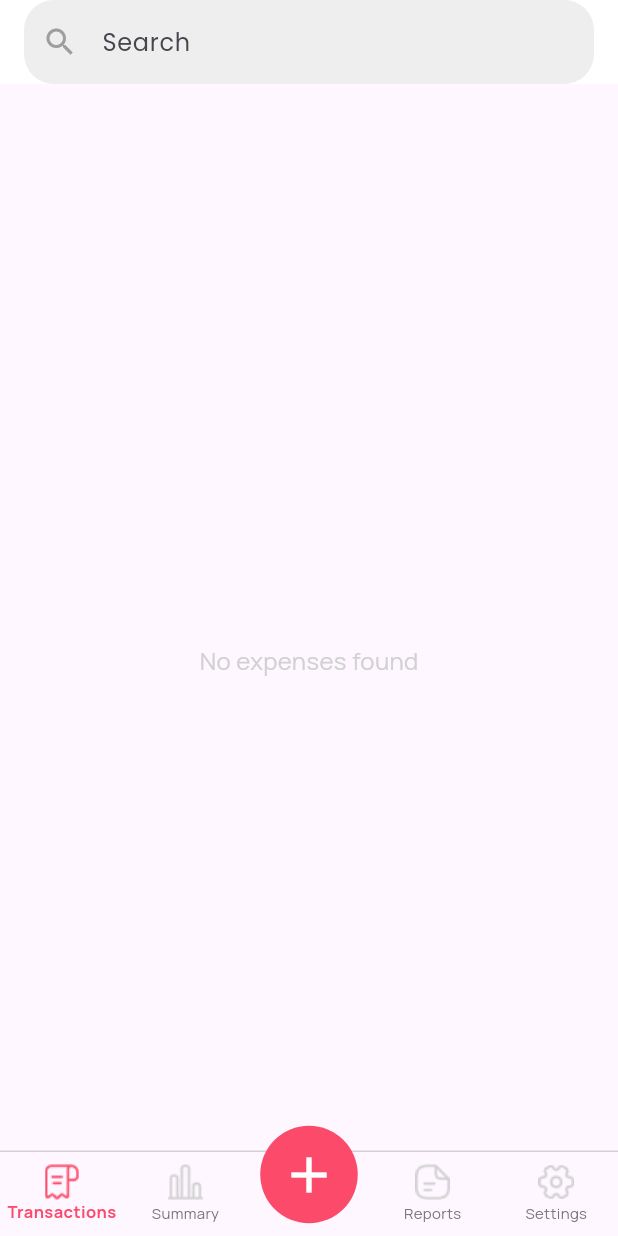
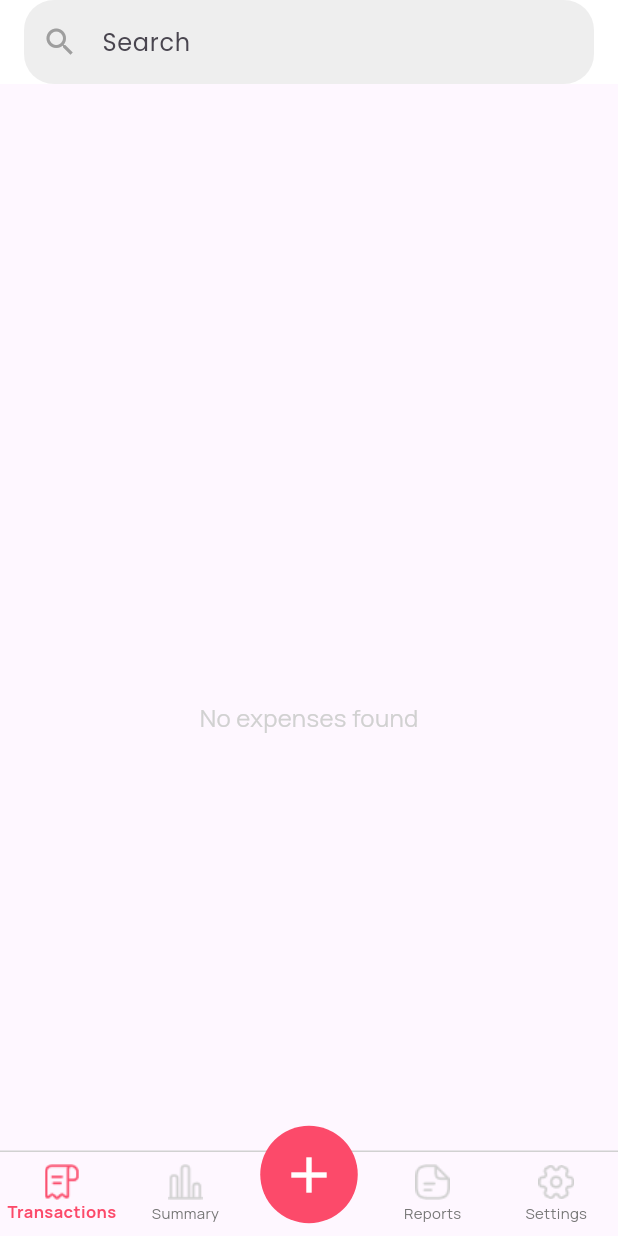
Before and after one commit to dharmikh/final_scanner_app, a Flutter app: the PaywallTwoView screen opened directly, after a tap on the "close" icon, after a tap on "No, Thanks", on a phone screen of 412 x 824 dp. Run offline on Flutter 3.47's test engine with Material 3 defaults, Android fonts, the phone set to English and light mode, and no system bars; our stand-ins replace camera, emoji_picker_flutter, fl_chart, fluttertoast, get, google_fonts and 4 more; accounts and stored records are empty.

Commit message:
Edit: SummeryView, reportView, transactionView

```diff
--- a/lib/feature/paywall/view/paywall_two_view.dart
+++ b/lib/feature/paywall/view/paywall_two_view.dart
@@ -164,7 +164,7 @@ class _PaywallTwoViewState extends State<PaywallTwoView> {
                   RatingSubmitButton(
                     borderRadiusGeometry: BorderRadius.circular(6),
                     onTap: () {
-                      Get.off(() => PaywallTwoView());
+                      Get.off(() => PaywallThreeView());
                     },
                     text: AppString.subscribeText,
                   ),
--- a/lib/feature/report/controller /report_bottom_controller.dart
+++ b/lib/feature/report/controller /report_bottom_controller.dart
@@ -35,7 +35,7 @@ class ExpenseBottomSheetController extends GetxController {
     await DBHelper.instance.updateExpenseReportData(
       id: id,
       reportId: reportId,
-      //status: status,
+
     );
 
     await reportController.expensesToReportData();
--- a/lib/feature/report/view/report_details_view.dart
+++ b/lib/feature/report/view/report_details_view.dart
@@ -377,7 +377,7 @@ class _ReportDetailViewState extends State<ReportDetailView> {
             CupertinoDialogAction(
               isDefaultAction: true,
               onPressed: () {
-                Navigator.of(context).pop();
+                Get.back();
               },
               child: AppText.manRope16(text: AppString.cancelText, color: AppColor.greyColor100),
             ),
--- a/lib/feature/summary/view/summery_view.dart
+++ b/lib/feature/summary/view/summery_view.dart
@@ -35,11 +35,8 @@ class _SummaryViewState extends State<SummaryView> {
   Widget build(BuildContext context) {
     return Scaffold(
       body: Obx(
-        () => SingleChildScrollView(
-          primary: false,
-          // controller: primaryScrollController,
-          child: Padding(
-            padding: const EdgeInsets.all(8.0),
+        () => Padding(
+          padding: const EdgeInsets.all(10.0),
           child: Column(
             crossAxisAlignment: CrossAxisAlignment.start,
             children: [
@@ -86,37 +83,24 @@ class _SummaryViewState extends State<SummaryView> {
                         },
                       ),
                     ),
-                      IconButton.outlined(
-                        alignment: Alignment.center,
-                        style: ButtonStyle(
-                          side: WidgetStateProperty.all(BorderSide(color: AppColor.primaryColor, width: 2.0)),
+                    IconButton(
+                      onPressed: summeryController.previousPage,
+                      icon: Icon(Icons.arrow_back_ios, color: AppColor.primaryColor),
                     ),
-                        onPressed: summeryController.previousPage,
-                        icon: Padding(
-                          padding: EdgeInsets.all(8.0),
-                          child: Icon(Icons.arrow_back_ios, color: AppColor.primaryColor),
-                        ),
-                      ),
-                      IconButton.outlined(
-                        alignment: Alignment.center,
-                        style: ButtonStyle(
-                          side: WidgetStateProperty.all(BorderSide(color: AppColor.primaryColor, width: 2.0)),
-                        ),
+
+                    IconButton(
                       onPressed: summeryController.nextPage,
                       icon: Icon(Icons.arrow_forward_ios, color: AppColor.primaryColor),
                     ),
                   ],
                 ),
               ),
-                SizedBox(height: 20),
-                // CustomPaint(
-                //   size: Size(300, 250),
-                //   painter: BarChartPainter(
-                //     data: _getBarValues(),
-                //     labels: List.generate(_getBarValues().length,
-                //         (index) => index < currentPageMonths.length ? currentPageMonths[index] : ''),
-                //   ),
-                // ),
+              SizedBox(height: 10),
+              Expanded(
+                child: SingleChildScrollView(
+                  primary: true,
+                  child: Column(
+                    children: [
                       Obx(
                         () => Container(
                           height: MediaQuery.sizeOf(context).height / 2,
@@ -161,7 +145,7 @@ class _SummaryViewState extends State<SummaryView> {
                                       ),
                                     ),
                                   ),
-                            gridData: FlGridData(show: false),
+                                  gridData: FlGridData(show: true),
                                   borderData: FlBorderData(show: false),
                                   barGroups: summeryController.buildBarGroups(),
                                 ),
@@ -171,7 +155,10 @@ class _SummaryViewState extends State<SummaryView> {
                         ),
                       ),
                       SizedBox(height: 20),
-                AppText.manRope24600Align(text: AppString.expenseText),
+                      Padding(
+                        padding: EdgeInsets.only(right: 150),
+                        child: AppText.manRope24600Align(text: AppString.expenseText),
+                      ),
                       SizedBox(height: 20),
                       Obx(
                         () => Row(
@@ -212,29 +199,25 @@ class _SummaryViewState extends State<SummaryView> {
                           }),
                         ),
                       ),
-                SizedBox(
+                      Container(
+                        color: AppColor.greyColor,
                         height: 300,
                         child: Padding(
                           padding: const EdgeInsets.all(8.0),
                           child: Row(
-                      mainAxisAlignment: MainAxisAlignment.spaceBetween,
                             children: [
-                        Padding(
-                          padding: EdgeInsets.only(top: 8.0),
-                          child: SizedBox(
-                            width: MediaQuery.sizeOf(context).width / 2,
+                              Expanded(
                                 child: Obx(() {
                                   final selectedExpenses = summeryController.result.entries.toList();
                                   return ListView.builder(
-                                primary: true,
-                                //controller: secondaryScrollController,
+                                    primary: false,
                                     shrinkWrap: true,
-                                //physics: NeverScrollableScrollPhysics(),
                                     itemCount: selectedExpenses.length,
                                     itemBuilder: (context, index) {
                                       final category = summeryController.formatCategory(selectedExpenses[index].key);
                                       final percentage = selectedExpenses[index].value;
-                                  return SizedBox(
+                                      return Container(
+                                        color: AppColor.primaryColor,
                                         height: 40,
                                         child: ListTile(
                                           leading: Container(
@@ -248,9 +231,10 @@ class _SummaryViewState extends State<SummaryView> {
                                           title: Row(
                                             children: [
                                               AppText.manRope13(
-                                            text: category.length > 10 ? '${category.substring(0, 10)}..' : category,
+                                                text:
+                                                    category.length > 10 ? '${category.substring(0, 10)}..' : category,
                                               ),
-                                          SizedBox(width: 3),
+                                              const SizedBox(width: 3),
                                               AppText.manRope13(text: percentage),
                                             ],
                                           ),
@@ -260,16 +244,20 @@ class _SummaryViewState extends State<SummaryView> {
                                   );
                                 }),
                               ),
-                        ),
+                              const SizedBox(width: 10),
                               Expanded(
-                          child: Padding(
-                            padding: EdgeInsets.only(bottom: 55),
                                 child: Obx(() {
                                   return PieChart(
                                     key: ValueKey(summeryController.selectedMonth.value),
-                                PieChartData(sections: summeryController.getPieChartSections(), centerSpaceRadius: 40),
+                                    PieChartData(
+                                      sections: summeryController.getPieChartSections(),
+                                      centerSpaceRadius: 40,
+                                    ),
                                   );
                                 }),
+                              ),
+                            ],
+                          ),
                         ),
                       ),
                     ],
@@ -280,7 +268,6 @@ class _SummaryViewState extends State<SummaryView> {
           ),
         ),
       ),
-      ),
     );
   }
 }
--- a/lib/feature/transaction/view/transaction_view.dart
+++ b/lib/feature/transaction/view/transaction_view.dart
@@ -1,5 +1,6 @@
 import 'package:final_scanner_app/core/constant/app_image.dart';
 import 'package:final_scanner_app/feature/report/controller%20/report_controller.dart';
+import 'package:final_scanner_app/feature/summary/controller/summery_controller.dart';
 import 'package:final_scanner_app/feature/transaction/view/transaction_details_view.dart';
 import 'package:final_scanner_app/feature/transaction/widget%20/transaction_to_report.dart';
 import 'package:final_scanner_app/feature/transaction_type_dialogue/expense/controller%20/expense_controller.dart';
@@ -25,6 +26,7 @@ class TransactionsView extends StatefulWidget {
 }
 
 class _TransactionsViewState extends State<TransactionsView> {
+  SummaryController summaryController = Get.put(SummaryController());
   late TransactionController transactionController;
   late ExpenseController expenseController;
   late ReportController reportController;
@@ -73,10 +75,7 @@ class _TransactionsViewState extends State<TransactionsView> {
         ),
       ),
       body: Obx(
-        () =>
-            transactionController.getFilteredExpenses().isEmpty
-                ? Center(child: AppText.manRope16(text: "No expenses found", color: AppColor.greyColor50))
-                : Column(
+        () => Column(
           children: [
             Container(
               margin: EdgeInsets.all(8),
@@ -115,7 +114,11 @@ class _TransactionsViewState extends State<TransactionsView> {
                 },
               ),
             ),
-                    Expanded(
+            transactionController.getFilteredExpenses().isEmpty
+                ? Expanded(
+                  child: Center(child: AppText.manRope16(text: "No expenses found", color: AppColor.greyColor50)),
+                )
+                : Expanded(
                   child: Obx(() {
                     final filteredData = transactionController.getFilteredExpenses();
                     final months = filteredData.keys.toList();
@@ -133,10 +136,7 @@ class _TransactionsViewState extends State<TransactionsView> {
                             Row(
                               mainAxisAlignment: MainAxisAlignment.spaceBetween,
                               children: [
-                                    Padding(
-                                      padding: const EdgeInsets.all(8.0),
-                                      child: AppText.manRope24600(text: month),
-                                    ),
+                                Padding(padding: const EdgeInsets.all(8.0), child: AppText.manRope24600(text: month)),
                                 if (index == 0)
                                   Obx(() {
                                     return transactionController.isSelected.value
@@ -186,11 +186,7 @@ class _TransactionsViewState extends State<TransactionsView> {
                                                           title: Column(
                                                             children: [
                                                               SizedBox(height: 8),
-                                                                  Image.asset(
-                                                                    AppImages.deleteIcon,
-                                                                    height: 50,
-                                                                    width: 50,
-                                                                  ),
+                                                              Image.asset(AppImages.deleteIcon, height: 50, width: 50),
                                                               SizedBox(height: 8),
                                                               AppText.manRope24600(
                                                                 text: AppString.sureText,
@@ -223,6 +219,8 @@ class _TransactionsViewState extends State<TransactionsView> {
                                                                     transactionController.selectedExpenses,
                                                                   );
                                                                   await transactionController.expensesData();
+                                                                  await summaryController.summaryData();
+                                                                  summaryController.chengIndex();
                                                                 }
                                                                 await transactionController.expensesData();
                                                                 Get.back();
@@ -321,9 +319,7 @@ class _TransactionsViewState extends State<TransactionsView> {
                                               border: Border.all(
                                                 color:
                                                     transactionController.isSelected.value &&
-                                                                transactionController.selectedExpenses.contains(
-                                                                  item['id'],
-                                                                )
+                                                            transactionController.selectedExpenses.contains(item['id'])
                                                         ? AppColor.primaryColor
                                                         : AppColor.greyColor50,
                                               ),
@@ -350,9 +346,9 @@ class _TransactionsViewState extends State<TransactionsView> {
                                                         children: [
                                                           AppText.manRope16(text: item['name']),
                                                           AppText.manRope14(
-                                                                text: DateFormat("MMM dd, yyyy").format(
-                                                                  DateFormat("d.M.yyyy").parse("${item['date']}"),
-                                                                ),
+                                                            text: DateFormat(
+                                                              "MMM dd, yyyy",
+                                                            ).format(DateFormat("d.M.yyyy").parse("${item['date']}")),
                                                           ),
                                                           AppText.manRope16(
                                                             text:
@@ -367,9 +363,7 @@ class _TransactionsViewState extends State<TransactionsView> {
                                                         ],
                                                       ),
                                                       Spacer(),
-                                                          AppText.manRope16(
-                                                            text: '- ${item['price']} ${item['currency']}',
-                                                          ),
+                                                      AppText.manRope16(text: '- ${item['price']} ${item['currency']}'),
                                                     ],
                                                   ),
                                                 ],
```
Also changed, not shown: lib/feature/report/controller /add_new_report_controller.dart (+0 -7 lines), lib/feature/transaction/view/transaction_details_view.dart (+14 -5 lines). Lines whose indentation alone changed are shown as unchanged.
